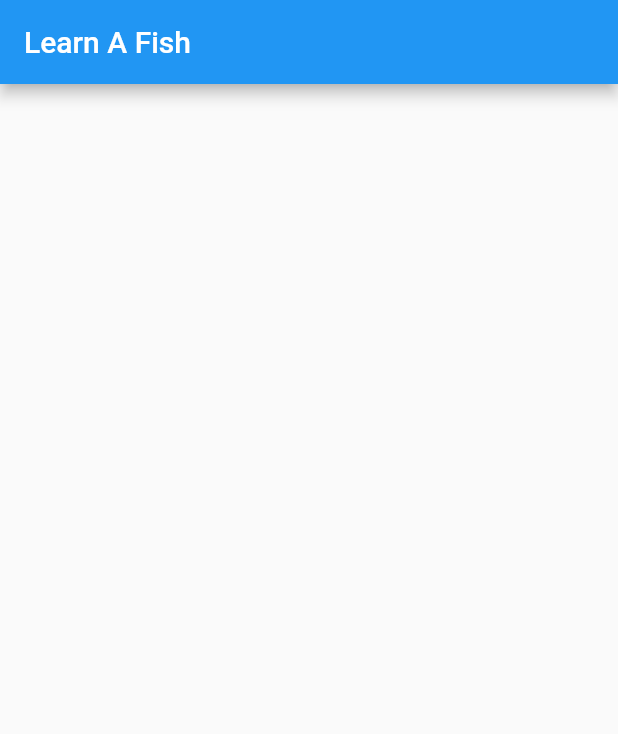
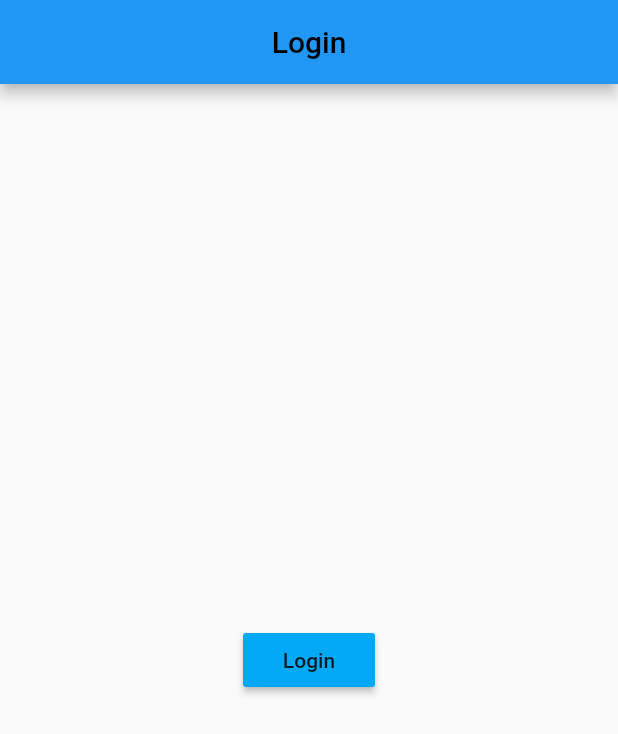
Before and after one commit to DevLaka/learn_a_fish, a Flutter app: the screen it shows after launch, on a phone screen of 412 x 824 dp. Shown: the top 734 px of the screen. Run offline on Flutter 3.47's test engine with Material 2 defaults, Android fonts, the phone set to English and light mode, and no system bars.

Commit message:
add basic app navigation

```diff
--- a/lib/main.dart
+++ b/lib/main.dart
@@ -1,54 +1,12 @@
 import 'package:flutter/material.dart';
+import 'package:learnafish/screens/Home.dart';
+import 'package:learnafish/screens/Login.dart';
+import 'package:learnafish/screens/UserManagement.dart';
 
-void main() => runApp(MyApp());
-
-class MyApp extends StatelessWidget {
-  // This widget is the root of your application.
-  @override
-  Widget build(BuildContext context) {
-    return MaterialApp(
-      title: 'Flutter Demo',
-      theme: ThemeData(
-        primarySwatch: Colors.blue,
-      ),
-      home: MyHomePage(title: 'Learn A Fish'),
-    );
-  }
-}
-
-class MyHomePage extends StatefulWidget {
-  MyHomePage({Key key, this.title}) : super(key: key);
-
-  final String title;
-
-  @override
-  _MyHomePageState createState() => _MyHomePageState();
-}
-
-class _MyHomePageState extends State<MyHomePage> {
-  int _counter = 0;
-
-  void _incrementCounter() {
-    setState(() {
-      // This call to setState tells the Flutter framework that something has
-      // changed in this State, which causes it to rerun the build method below
-      // so that the display can reflect the updated values. If we changed
-      // _counter without calling setState(), then the build method would not be
-      // called again, and so nothing would appear to happen.
-      _counter++;
-    });
-  }
-
-  @override
-  Widget build(BuildContext context) {
-
-    return Scaffold(
-      appBar: AppBar(
-
-        title: Text(widget.title),
-      ),
-      body: Center(
-      ),
-    );
-  }
-}
+void main() => runApp(MaterialApp(
+  routes: {
+    '/': (context) => Login(),
+    '/home' : (context) => Home(),
+    '/userManagement' : (context) => UserManagement(),
+  },
+));
--- /dev/null
+++ b/lib/screens/Login.dart
@@ -0,0 +1,29 @@
+import 'package:flutter/material.dart';
+
+class Login extends StatelessWidget {
+  @override
+  Widget build(BuildContext context) {
+    return Scaffold(
+      appBar: AppBar(
+        title: Text(
+          'Login',
+          style: TextStyle(
+            color: Colors.black,
+          ),
+        ),
+        centerTitle: true,
+      ),
+      body: Center(
+        child: RaisedButton(
+          onPressed: () {
+            Navigator.pushNamed(context, '/home');
+          },
+          child: Text(
+            'Login',
+          ),
+          color: Colors.lightBlue,
+        ),
+      ),
+    );
+  }
+}
```
Also changed, not shown: lib/screens/Home.dart (added, +33 -0 lines), lib/screens/UserManagement.dart (added, +18 -0 lines).
